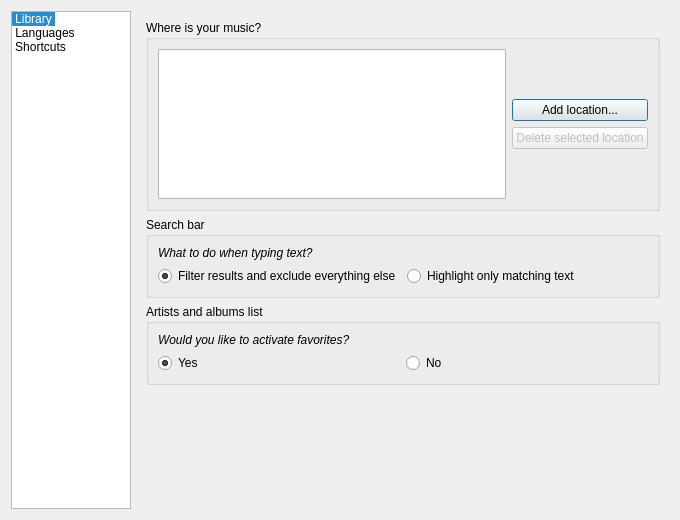
Before: the Qt Designer form code/src/customizeoptionsdialog.ui in MBach/Miam-Player, drawn with Qt 5.
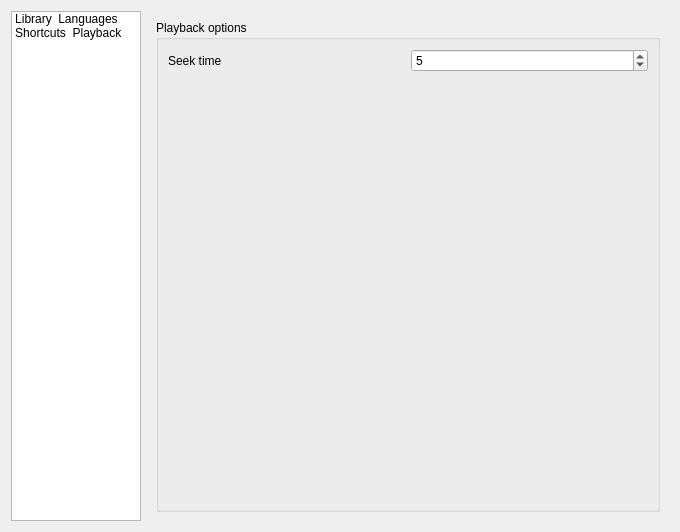
After: the same form once the commit is applied. The open tabs and pages were chosen to show the change. Icons and pictures are not drawn. Custom widgets are drawn as their Qt base class.

The edit to the form file:
```diff
--- a/code/src/customizeoptionsdialog.ui
+++ b/code/src/customizeoptionsdialog.ui
@@ -7,7 +7,7 @@
     <x>0</x>
     <y>0</y>
     <width>680</width>
-    <height>520</height>
+    <height>532</height>
    </rect>
   </property>
   <property name="windowTitle">
@@ -24,7 +24,7 @@
      </property>
      <property name="maximumSize">
       <size>
-       <width>120</width>
+       <width>130</width>
        <height>16777215</height>
       </size>
      </property>
@@ -44,7 +44,7 @@
       <enum>QListView::IconMode</enum>
      </property>
      <property name="currentRow">
-      <number>0</number>
+      <number>-1</number>
      </property>
      <item>
       <property name="text">
@@ -73,6 +73,15 @@
         <normaloff>:/config/keyboard-shortcuts</normaloff>:/config/keyboard-shortcuts</iconset>
       </property>
      </item>
+     <item>
+      <property name="text">
+       <string>Playback</string>
+      </property>
+      <property name="icon">
+       <iconset resource="mmmmp.qrc">
+        <normaloff>:/config/music</normaloff>:/config/music</iconset>
+      </property>
+     </item>
     </widget>
    </item>
    <item>
@@ -2130,6 +2139,52 @@
        </item>
       </layout>
      </widget>
+     <widget class="QWidget" name="page_3">
+      <layout class="QVBoxLayout" name="verticalLayout_6">
+       <item>
+        <widget class="QGroupBox" name="groupBox">
+         <property name="title">
+          <string>Playback options</string>
+         </property>
+         <layout class="QGridLayout" name="gridLayout_6">
+          <item row="0" column="0">
+           <widget class="QLabel" name="label">
+            <property name="text">
+             <string>Seek time</string>
+            </property>
+           </widget>
+          </item>
+          <item row="0" column="1">
+           <widget class="QSpinBox" name="seekTimeSpinBox">
+            <property name="minimum">
+             <number>1</number>
+            </property>
+            <property name="maximum">
+             <number>100</number>
+            </property>
+            <property name="value">
+             <number>5</number>
+            </property>
+           </widget>
+          </item>
+          <item row="1" column="0">
+           <spacer name="verticalSpacer_7">
+            <property name="orientation">
+             <enum>Qt::Vertical</enum>
+            </property>
+            <property name="sizeHint" stdset="0">
+             <size>
+              <width>20</width>
+              <height>40</height>
+             </size>
+            </property>
+           </spacer>
+          </item>
+         </layout>
+        </widget>
+       </item>
+      </layout>
+     </widget>
     </widget>
    </item>
   </layout>
```
Left out of the diff: 4 changed lines with no effect on the pictures.
